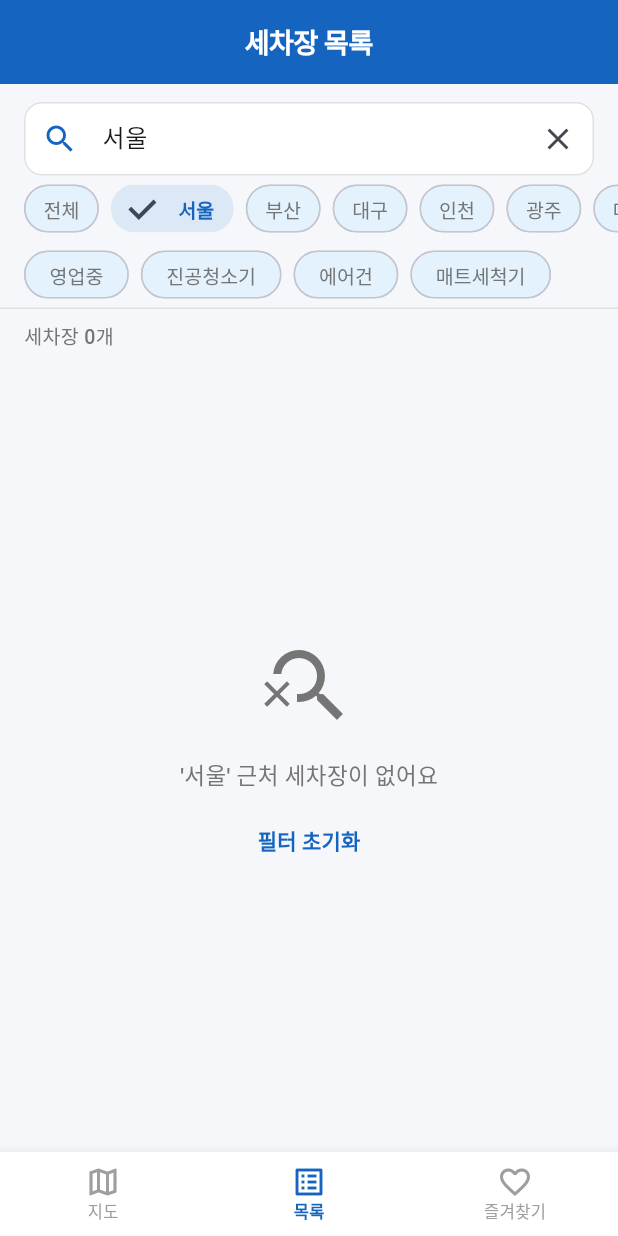
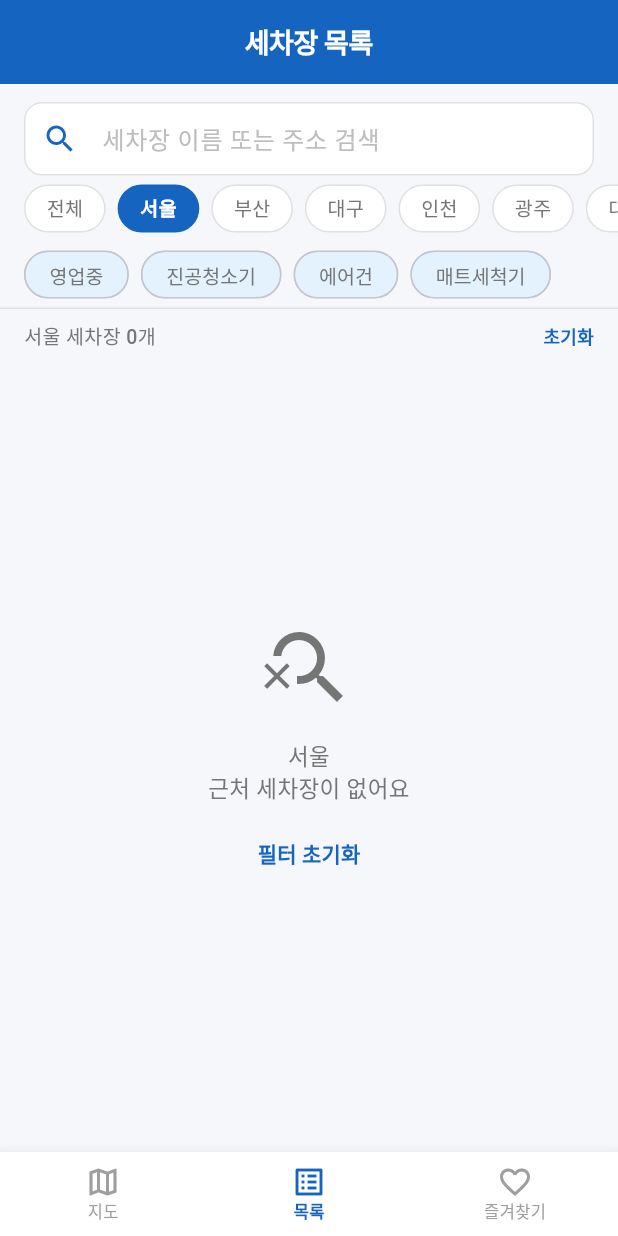
Before and after one commit to chonghg22/infowash-flutter, a Flutter app: the ListScreen screen opened by its route, after a tap on "서울", on a phone screen of 412 x 824 dp. Run offline on Flutter 3.47's test engine with Material 3 defaults, Android fonts, the phone set to English and light mode, and no system bars; our stand-ins replace flutter_riverpod, freezed_annotation, geolocator, go_router, supabase_flutter; missing offline and left inert: flutter_naver_map; accounts and stored records are empty.

Commit message:
feat: 지역 검색 2단계 필터 (시/구) 구현

```diff
--- a/lib/presentation/screens/list/list_screen.dart
+++ b/lib/presentation/screens/list/list_screen.dart
@@ -7,10 +7,11 @@ import '../../../core/theme/app_theme.dart';
 import '../../../providers/list_provider.dart';
 import '../../widgets/car_wash_card.dart';
 
-// 지역 빠른 선택 칩 목록
-const _regionChips = ['전체', '서울', '부산', '대구', '인천', '광주', '대전', '울산', '경기'];
+const _cityChips = [
+  '서울', '부산', '대구', '인천', '광주', '대전', '울산',
+  '경기', '강원', '충북', '충남', '전북', '전남', '경북', '경남', '제주',
+];
 
-// 편의시설 필터 목록
 const _facilityFilters = ['영업중', '진공청소기', '에어건', '매트세척기'];
 
 class ListScreen extends ConsumerStatefulWidget {
@@ -29,10 +30,18 @@ class _ListScreenState extends ConsumerState<ListScreen> {
     super.dispose();
   }
 
-  void _setSearchQuery(String query) {
-    _searchController.text = query;
+  void _selectCity(String? city) {
     ref.read(listFilterStateProvider.notifier).update(
-          (s) => s.copyWith(searchQuery: query),
+          (s) => s.copyWith(
+            selectedCity: city,
+            selectedDistrict: null, // 시 변경 시 구 초기화
+          ),
+        );
+  }
+
+  void _selectDistrict(String? district) {
+    ref.read(listFilterStateProvider.notifier).update(
+          (s) => s.copyWith(selectedDistrict: district),
         );
   }
 
@@ -44,28 +53,43 @@ class _ListScreenState extends ConsumerState<ListScreen> {
     });
   }
 
+  void _resetAll() {
+    _searchController.clear();
+    ref.read(listFilterStateProvider.notifier).state =
+        const ListFilterState();
+  }
+
   @override
   Widget build(BuildContext context) {
     final filter = ref.watch(listFilterStateProvider);
     final filteredAsync = ref.watch(filteredCarWashListProvider);
+    final districts = filter.selectedCity != null
+        ? ref.watch(districtListProvider(filter.selectedCity!))
+        : <String>[];
 
     return Scaffold(
       appBar: AppBar(title: const Text('세차장 목록')),
       body: Column(
+        crossAxisAlignment: CrossAxisAlignment.start,
         children: [
-          // ── 검색바 ───────────────────────────────────────────────
+          // ── 텍스트 검색바 ────────────────────────────────────────
           Padding(
             padding: const EdgeInsets.fromLTRB(16, 12, 16, 0),
             child: TextField(
               controller: _searchController,
               decoration: InputDecoration(
-                hintText: '시/군/구 또는 세차장 이름 검색',
+                hintText: '세차장 이름 또는 주소 검색',
                 prefixIcon:
                     const Icon(Icons.search, color: AppTheme.primary),
                 suffixIcon: filter.searchQuery.isNotEmpty
                     ? IconButton(
                         icon: const Icon(Icons.clear),
-                        onPressed: () => _setSearchQuery(''),
+                        onPressed: () {
+                          _searchController.clear();
+                          ref
+                              .read(listFilterStateProvider.notifier)
+                              .update((s) => s.copyWith(searchQuery: ''));
+                        },
                       )
                     : null,
                 contentPadding: const EdgeInsets.symmetric(
@@ -83,63 +107,95 @@ class _ListScreenState extends ConsumerState<ListScreen> {
             ),
           ),
 
-          // ── 지역 빠른 선택 칩 ────────────────────────────────────
+          // ── 1단계: 시/도 선택 칩 ────────────────────────────────
           SizedBox(
             height: 44,
-            child: ListView.separated(
+            child: ListView(
               scrollDirection: Axis.horizontal,
+              padding: const EdgeInsets.symmetric(
+                  horizontal: 16, vertical: 6),
+              children: [
+                // 전체 칩
+                Padding(
+                  padding: const EdgeInsets.only(right: 8),
+                  child: _CityChip(
+                    label: '전체',
+                    selected: filter.selectedCity == null,
+                    onTap: () => _selectCity(null),
+                  ),
+                ),
+                ..._cityChips.map((city) => Padding(
+                      padding: const EdgeInsets.only(right: 8),
+                      child: _CityChip(
+                        label: city,
+                        selected: filter.selectedCity == city,
+                        onTap: () => filter.selectedCity == city
+                            ? _selectCity(null)
+                            : _selectCity(city),
+                      ),
+                    )),
+              ],
+            ),
+          ),
+
+          // ── 2단계: 구/군 선택 칩 (AnimatedSize) ─────────────────
+          AnimatedSize(
+            duration: const Duration(milliseconds: 200),
+            curve: Curves.easeInOut,
+            child: filter.selectedCity == null || districts.isEmpty
+                ? const SizedBox.shrink()
+                : SizedBox(
+                    height: 44,
+                    child: ListView(
+                      scrollDirection: Axis.horizontal,
+                      padding: const EdgeInsets.symmetric(
+                          horizontal: 16, vertical: 6),
+                      children: [
+                        // 시 전체 칩
+                        Padding(
+                          padding: const EdgeInsets.only(right: 8),
+                          child: _DistrictChip(
+                            label: '${filter.selectedCity} 전체',
+                            selected: filter.selectedDistrict == null,
+                            onTap: () => _selectDistrict(null),
+                          ),
+                        ),
+                        ...districts.map((d) => Padding(
                               padding:
-                  const EdgeInsets.symmetric(horizontal: 16, vertical: 6),
-              itemCount: _regionChips.length,
-              separatorBuilder: (_, __) => const SizedBox(width: 8),
-              itemBuilder: (context, i) {
-                final region = _regionChips[i];
-                final isSelected = region == '전체'
-                    ? filter.searchQuery.isEmpty
-                    : filter.searchQuery == region;
-
-                return ChoiceChip(
-                  label: Text(region),
-                  selected: isSelected,
-                  onSelected: (_) =>
-                      _setSearchQuery(region == '전체' ? '' : region),
-                  selectedColor:
-                      AppTheme.primary.withValues(alpha: 0.15),
-                  labelStyle: TextStyle(
-                    color: isSelected
-                        ? AppTheme.primary
-                        : AppTheme.textSecondary,
-                    fontWeight: isSelected
-                        ? FontWeight.w600
-                        : FontWeight.normal,
-                    fontSize: 13,
+                                  const EdgeInsets.only(right: 8),
+                              child: _DistrictChip(
+                                label: d,
+                                selected:
+                                    filter.selectedDistrict == d,
+                                onTap: () =>
+                                    filter.selectedDistrict == d
+                                        ? _selectDistrict(null)
+                                        : _selectDistrict(d),
                               ),
-                  padding: const EdgeInsets.symmetric(horizontal: 4),
-                );
-              },
+                            )),
+                      ],
+                    ),
                   ),
           ),
 
           // ── 편의시설 필터 칩 ─────────────────────────────────────
           SizedBox(
             height: 44,
-            child: ListView.separated(
+            child: ListView(
               scrollDirection: Axis.horizontal,
-              padding:
-                  const EdgeInsets.symmetric(horizontal: 16, vertical: 6),
-              itemCount: _facilityFilters.length,
-              separatorBuilder: (_, __) => const SizedBox(width: 8),
-              itemBuilder: (context, i) {
-                final label = _facilityFilters[i];
+              padding: const EdgeInsets.symmetric(
+                  horizontal: 16, vertical: 6),
+              children: _facilityFilters.map((label) {
                 final selected =
                     filter.facilityFilters.contains(label);
-
-                return FilterChip(
+                return Padding(
+                  padding: const EdgeInsets.only(right: 8),
+                  child: FilterChip(
                     label: Text(label),
                     selected: selected,
                     onSelected: (on) => _toggleFacility(label, on),
                     selectedColor:
-                      AppTheme.primary.withValues(alpha: 0.15),
+                        AppTheme.primary.withValues(alpha: 0.12),
                     checkmarkColor: AppTheme.primary,
                     labelStyle: TextStyle(
                       color: selected
@@ -150,26 +206,42 @@ class _ListScreenState extends ConsumerState<ListScreen> {
                           : FontWeight.normal,
                       fontSize: 13,
                     ),
+                  ),
                 );
-              },
+              }).toList(),
             ),
           ),
 
           const Divider(height: 1),
 
-          // ── 결과 수 ──────────────────────────────────────────────
+          // ── 결과 수 + 현재 선택 지역 표시 ───────────────────────
           filteredAsync.when(
             data: (list) => Padding(
-              padding:
-                  const EdgeInsets.symmetric(horizontal: 16, vertical: 8),
+              padding: const EdgeInsets.fromLTRB(16, 8, 16, 4),
               child: Row(
                 children: [
-                  Text(
-                    '세차장 ${list.length}개',
+                  Expanded(
+                    child: Text(
+                      _buildCountLabel(filter, list.length),
                       style: const TextStyle(
                         fontSize: 13,
                         color: AppTheme.textSecondary,
                         fontWeight: FontWeight.w500,
+                      ),
+                    ),
+                  ),
+                  if (filter.selectedCity != null ||
+                      filter.facilityFilters.isNotEmpty ||
+                      filter.searchQuery.isNotEmpty)
+                    GestureDetector(
+                      onTap: _resetAll,
+                      child: const Text(
+                        '초기화',
+                        style: TextStyle(
+                          fontSize: 12,
+                          color: AppTheme.primary,
+                          fontWeight: FontWeight.w600,
+                        ),
                       ),
                     ),
                 ],
@@ -179,7 +251,7 @@ class _ListScreenState extends ConsumerState<ListScreen> {
             error: (_, __) => const SizedBox(height: 36),
           ),
 
-          // ── 목록 ────────────────────────────────────────────────
+          // ── 목록 본문 ─────────────────────────────────────────────
           Expanded(
             child: filteredAsync.when(
               loading: () =>
@@ -193,7 +265,8 @@ class _ListScreenState extends ConsumerState<ListScreen> {
                     const SizedBox(height: 12),
                     const Text(
                       '데이터를 불러올 수 없습니다',
-                      style: TextStyle(color: AppTheme.textSecondary),
+                      style:
+                          TextStyle(color: AppTheme.textSecondary),
                     ),
                     const SizedBox(height: 16),
                     ElevatedButton(
@@ -210,37 +283,24 @@ class _ListScreenState extends ConsumerState<ListScreen> {
                     child: Column(
                       mainAxisSize: MainAxisSize.min,
                       children: [
-                        const Icon(
-                          Icons.search_off,
+                        const Icon(Icons.search_off,
                             size: 64,
-                          color: AppTheme.textSecondary,
-                        ),
+                            color: AppTheme.textSecondary),
                         const SizedBox(height: 16),
                         Text(
-                          filter.searchQuery.isNotEmpty
-                              ? '\'${filter.searchQuery}\' 근처 세차장이 없어요'
-                              : '주변에 세차장이 없어요',
+                          _buildEmptyLabel(filter),
                           style: const TextStyle(
                             color: AppTheme.textSecondary,
                             fontSize: 15,
                             fontWeight: FontWeight.w500,
                           ),
+                          textAlign: TextAlign.center,
                         ),
-                        if (filter.searchQuery.isNotEmpty ||
-                            filter.facilityFilters.isNotEmpty) ...[
                         const SizedBox(height: 8),
                         TextButton(
-                            onPressed: () {
-                              _setSearchQuery('');
-                              ref
-                                  .read(listFilterStateProvider.notifier)
-                                  .update((s) => s.copyWith(
-                                        facilityFilters: const {},
-                                      ));
-                            },
+                          onPressed: _resetAll,
                           child: const Text('필터 초기화'),
                         ),
-                        ],
                       ],
                     ),
                   );
@@ -250,7 +310,8 @@ class _ListScreenState extends ConsumerState<ListScreen> {
                   onRefresh: () async =>
                       ref.invalidate(allCarWashListProvider),
                   child: ListView.separated(
-                    padding: const EdgeInsets.fromLTRB(16, 4, 16, 16),
+                    padding:
+                        const EdgeInsets.fromLTRB(16, 4, 16, 16),
                     itemCount: list.length,
                     separatorBuilder: (_, __) =>
                         const SizedBox(height: 12),
@@ -271,4 +332,109 @@ class _ListScreenState extends ConsumerState<ListScreen> {
       ),
     );
   }
+
+  String _buildCountLabel(ListFilterState filter, int count) {
+    final city = filter.selectedCity;
+    final district = filter.selectedDistrict;
+    if (city == null) return '세차장 $count개';
+    if (district == null) return '$city 세차장 $count개';
+    return '$city > $district 세차장 $count개';
   }
+
+  String _buildEmptyLabel(ListFilterState filter) {
+    final city = filter.selectedCity;
+    final district = filter.selectedDistrict;
+    final q = filter.searchQuery;
+
+    if (q.isNotEmpty) return "'$q' 검색 결과가 없어요";
+    if (district != null) return '$city $district\n근처 세차장이 없어요';
+    if (city != null) return '$city\n근처 세차장이 없어요';
+    return '주변에 세차장이 없어요';
+  }
+}
+
+// ── 시/도 선택 칩 ─────────────────────────────────────────────────────────────
+class _CityChip extends StatelessWidget {
+  const _CityChip({
+    required this.label,
+    required this.selected,
+    required this.onTap,
+  });
+
+  final String label;
+  final bool selected;
+  final VoidCallback onTap;
+
+  @override
+  Widget build(BuildContext context) {
+    return GestureDetector(
+      onTap: onTap,
+      child: AnimatedContainer(
+        duration: const Duration(milliseconds: 150),
+        padding:
+            const EdgeInsets.symmetric(horizontal: 14, vertical: 5),
+        decoration: BoxDecoration(
+          color: selected ? AppTheme.primary : Colors.white,
+          borderRadius: BorderRadius.circular(20),
+          border: Border.all(
+            color:
+                selected ? AppTheme.primary : AppTheme.divider,
+          ),
+        ),
+        child: Text(
+          label,
+          style: TextStyle(
+            fontSize: 13,
+            color: selected ? Colors.white : AppTheme.textSecondary,
+            fontWeight:
+                selected ? FontWeight.w600 : FontWeight.normal,
+          ),
+        ),
+      ),
+    );
+  }
+}
+
+// ── 구/군 선택 칩 ──────────────────────────────────────────────────────────────
+class _DistrictChip extends StatelessWidget {
+  const _DistrictChip({
+    required this.label,
+    required this.selected,
+    required this.onTap,
+  });
+
+  final String label;
+  final bool selected;
+  final VoidCallback onTap;
+
+  @override
+  Widget build(BuildContext context) {
+    return GestureDetector(
+      onTap: onTap,
+      child: AnimatedContainer(
+        duration: const Duration(milliseconds: 150),
+        padding:
+            const EdgeInsets.symmetric(horizontal: 12, vertical: 5),
+        decoration: BoxDecoration(
+          color: selected
+              ? AppTheme.primary.withValues(alpha: 0.08)
+              : Colors.transparent,
+          borderRadius: BorderRadius.circular(20),
+          border: Border.all(
+            color: selected ? AppTheme.primary : AppTheme.divider,
+            width: selected ? 1.5 : 1.0,
+          ),
+        ),
+        child: Text(
+          label,
+          style: TextStyle(
+            fontSize: 13,
+            color: selected ? AppTheme.primary : AppTheme.textSecondary,
+            fontWeight:
+                selected ? FontWeight.w600 : FontWeight.normal,
+          ),
+        ),
+      ),
+    );
+  }
+}
--- a/lib/providers/list_provider.dart
+++ b/lib/providers/list_provider.dart
@@ -10,21 +10,36 @@ class ListFilterState {
   const ListFilterState({
     this.searchQuery = '',
     this.facilityFilters = const {},
+    this.selectedCity,
+    this.selectedDistrict,
   });
 
   final String searchQuery;
   final Set<String> facilityFilters;
+  final String? selectedCity;
+  final String? selectedDistrict;
 
   ListFilterState copyWith({
     String? searchQuery,
     Set<String>? facilityFilters,
+    // null을 명시적으로 설정할 수 있도록 Object? 패턴 사용
+    Object? selectedCity = _sentinel,
+    Object? selectedDistrict = _sentinel,
   }) {
     return ListFilterState(
       searchQuery: searchQuery ?? this.searchQuery,
       facilityFilters: facilityFilters ?? this.facilityFilters,
+      selectedCity: identical(selectedCity, _sentinel)
+          ? this.selectedCity
+          : selectedCity as String?,
+      selectedDistrict: identical(selectedDistrict, _sentinel)
+          ? this.selectedDistrict
+          : selectedDistrict as String?,
     );
   }
 }
+
+const _sentinel = Object();
 
 final listFilterStateProvider =
     StateProvider<ListFilterState>((ref) => const ListFilterState());
@@ -32,11 +47,41 @@ final listFilterStateProvider =
 // ── 전체 세차장 목록 (거리순 정렬) ────────────────────────────────────────────
 final allCarWashListProvider = FutureProvider<List<CarWash>>((ref) async {
   final repo = ref.watch(carWashRepositoryProvider);
-  // 마지막으로 알려진 위치 사용 (없으면 서울 기본값)
   final position = ref.read(locationNotifierProvider).valueOrNull;
   final lat = position?.latitude ?? AppConstants.defaultLatitude;
   final lng = position?.longitude ?? AppConstants.defaultLongitude;
   return repo.getAllCarWashes(lat: lat, lng: lng);
+});
+
+// ── 주소에서 시/도 추출 ────────────────────────────────────────────────────────
+String? _extractCity(CarWash cw) {
+  final addr = (cw.roadAddress ?? cw.address).trim();
+  final parts = addr.split(' ');
+  return parts.isNotEmpty ? parts[0] : null;
+}
+
+// ── 주소에서 구/군/시 추출 ─────────────────────────────────────────────────────
+String? _extractDistrict(CarWash cw) {
+  final addr = (cw.roadAddress ?? cw.address).trim();
+  final parts = addr.split(' ');
+  return parts.length >= 2 ? parts[1] : null;
+}
+
+// ── 선택된 시에 해당하는 구/군 목록 (DB 기반 동적 생성) ───────────────────────
+final districtListProvider =
+    Provider.family<List<String>, String>((ref, city) {
+  final allAsync = ref.watch(allCarWashListProvider);
+  final all = allAsync.valueOrNull ?? [];
+
+  final districts = <String>{};
+  for (final cw in all) {
+    if (_extractCity(cw) == city) {
+      final d = _extractDistrict(cw);
+      if (d != null && d.isNotEmpty) districts.add(d);
+    }
+  }
+
+  return districts.toList()..sort();
 });
 
 // ── 필터 적용된 목록 ──────────────────────────────────────────────────────────
@@ -48,7 +93,21 @@ final filteredCarWashListProvider =
   return allAsync.whenData((all) {
     var result = all;
 
-    // 지역/이름 검색
+    // 시/도 필터
+    if (filter.selectedCity != null) {
+      result = result
+          .where((c) => _extractCity(c) == filter.selectedCity)
+          .toList();
+    }
+
+    // 구/군 필터
+    if (filter.selectedDistrict != null) {
+      result = result
+          .where((c) => _extractDistrict(c) == filter.selectedDistrict)
+          .toList();
+    }
+
+    // 텍스트 검색
     if (filter.searchQuery.isNotEmpty) {
       final q = filter.searchQuery.toLowerCase();
       result = result.where((c) {
```
Lines whose indentation alone changed are shown as unchanged.
